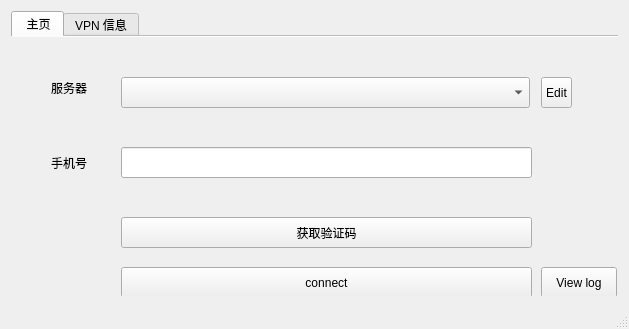
Before: the Qt Designer form src/dialog/mainwindow.ui in 13418485892/openconnect-gui, drawn with Qt 5.
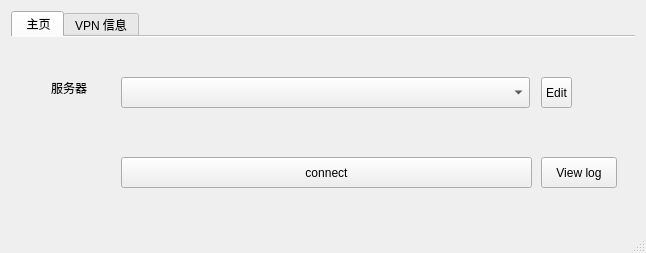
After: the same form once the commit is applied. Icons and pictures are not drawn.

```diff
--- a/src/dialog/mainwindow.ui
+++ b/src/dialog/mainwindow.ui
@@ -9,8 +9,8 @@
    <rect>
     <x>0</x>
     <y>0</y>
-    <width>629</width>
-    <height>329</height>
+    <width>646</width>
+    <height>253</height>
    </rect>
   </property>
   <property name="sizePolicy">
@@ -89,22 +89,6 @@
          <string>服务器</string>
         </property>
        </widget>
-       <widget class="QLabel" name="label_2">
-        <property name="geometry">
-         <rect>
-          <x>40</x>
-          <y>110</y>
-          <width>61</width>
-          <height>31</height>
-         </rect>
-        </property>
-        <property name="styleSheet">
-         <string notr="true">font: 12pt &quot;黑体&quot;;</string>
-        </property>
-        <property name="text">
-         <string>手机号</string>
-        </property>
-       </widget>
        <widget class="QComboBox" name="serverList">
         <property name="geometry">
          <rect>
@@ -115,21 +99,11 @@
          </rect>
         </property>
        </widget>
-       <widget class="QLineEdit" name="editPhoneNum">
-        <property name="geometry">
-         <rect>
-          <x>110</x>
-          <y>110</y>
-          <width>411</width>
-          <height>31</height>
-         </rect>
-        </property>
-       </widget>
        <widget class="QLabel" name="iconLabel">
         <property name="geometry">
          <rect>
           <x>20</x>
-          <y>180</y>
+          <y>100</y>
           <width>80</width>
           <height>80</height>
          </rect>
@@ -148,7 +122,7 @@
         <property name="geometry">
          <rect>
           <x>110</x>
-          <y>230</y>
+          <y>120</y>
           <width>411</width>
           <height>31</height>
          </rect>
@@ -160,19 +134,6 @@
          <string>connect</string>
         </property>
        </widget>
-       <widget class="QPushButton" name="btnGetIdCode">
-        <property name="geometry">
-         <rect>
-          <x>110</x>
-          <y>180</y>
-          <width>411</width>
-          <height>31</height>
-         </rect>
-        </property>
-        <property name="text">
-         <string>获取验证码</string>
-        </property>
-       </widget>
        <widget class="QToolButton" name="serverListControl">
         <property name="geometry">
          <rect>
@@ -200,7 +161,7 @@
         <property name="geometry">
          <rect>
           <x>530</x>
-          <y>230</y>
+          <y>120</y>
           <width>76</width>
           <height>31</height>
          </rect>
```
